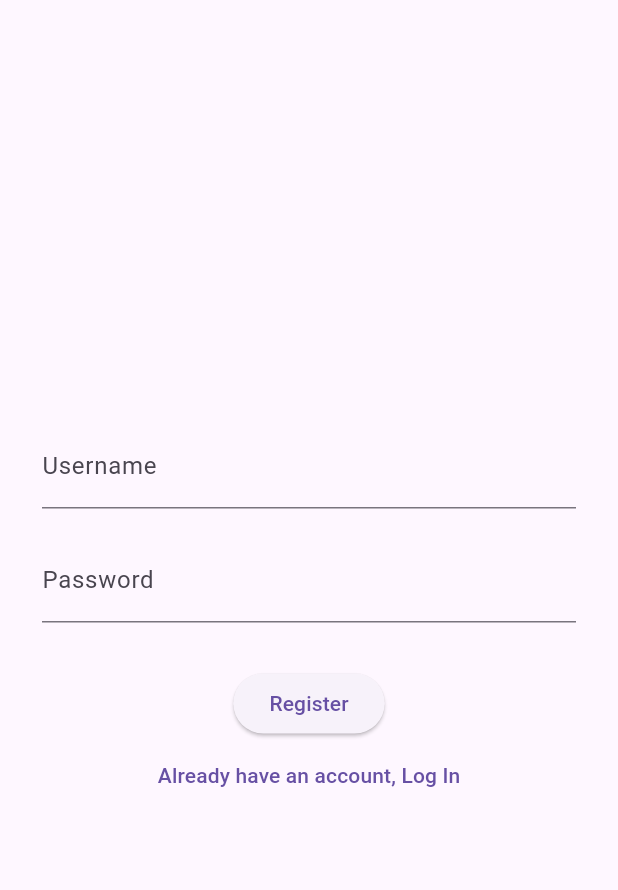
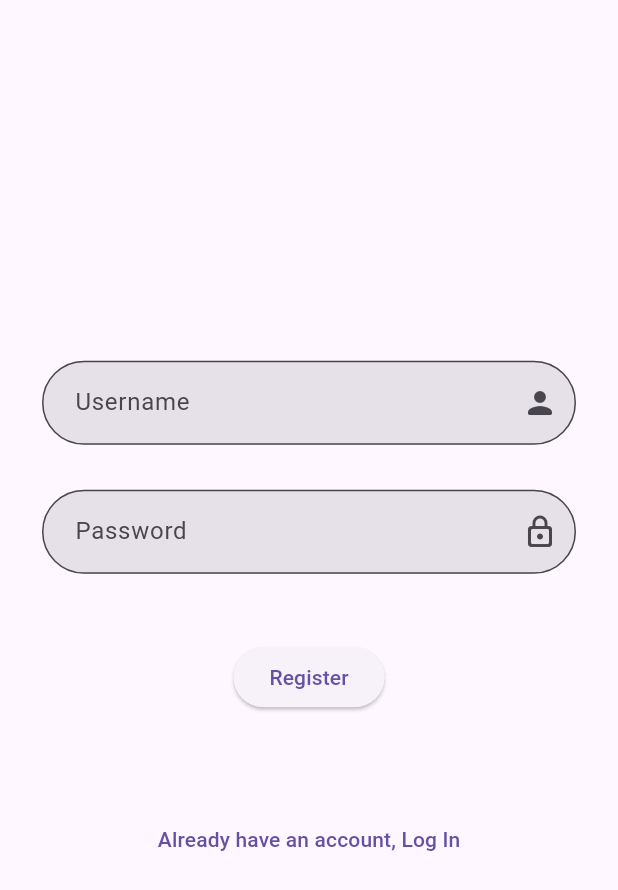
Before and after one commit to Kofi-Astro/decentralized_comm, a Flutter app: the screen it shows after launch, on a phone screen of 412 x 824 dp. Shown: the top 890 px of the screen. Run offline on Flutter 3.47's test engine with Material 3 defaults, Android fonts, the phone set to English and light mode, and no system bars; our stand-ins replace chat_bubbles, dio, shared_preferences.

Commit message:
refactored some portions of the client side

```diff
--- a/client/decentralized_comm_client/lib/core/config/api_routes.dart
+++ b/client/decentralized_comm_client/lib/core/config/api_routes.dart
@@ -1,8 +1,8 @@
 class ApiRoutes {
-  static const baseUrl = "http://127.0.0.1:5000";
+  static const String baseUrl = "http://192.168.0.50:5000";
 
   static const login = "/auth/login";
-  static const reqister = "/auth/register";
+  static const register = "/auth/register";
 
   static const message = "/message";
   static String messageById(String id) => "/message/$id";
--- a/client/decentralized_comm_client/lib/main.dart
+++ b/client/decentralized_comm_client/lib/main.dart
@@ -15,6 +15,7 @@ class MyApp extends StatelessWidget {
   @override
   Widget build(BuildContext context) {
     return MaterialApp(
+      title: 'Kalyx Chat',
       home: FutureBuilder(
         future: LocalUserService.getUser(),
         builder: (context, snapshot) {
--- a/client/decentralized_comm_client/lib/models/user.dart
+++ b/client/decentralized_comm_client/lib/models/user.dart
@@ -6,8 +6,8 @@ class User {
   User({required this.id, required this.username, required this.createdAt});
 
   factory User.fromJson(Map<String, dynamic> json) => User(
-    id       : json['id'],
-    username : json['username'],
+    id: json['id'],
+    username: json['username'],
     createdAt: json['created_at'],
   );
 
--- a/client/decentralized_comm_client/lib/screen/login.dart
+++ b/client/decentralized_comm_client/lib/screen/login.dart
@@ -1,3 +1,5 @@
+// ignore_for_file: use_build_context_synchronously
+
 import 'package:flutter/material.dart';
 
 import '../screen/chats.dart';
@@ -23,12 +25,21 @@ class _LoginScreenState extends State<LoginScreen> {
     required String label,
     required TextEditingController controller,
     bool obscureText = false,
+    Icon? suffixIcon,
   }) {
     return TextFormField(
       controller: controller,
       obscureText: obscureText,
 
-      decoration: InputDecoration(label: Text(label)),
+      decoration: InputDecoration(
+        label: Text(label),
+        border: OutlineInputBorder(
+          borderRadius: BorderRadius.circular(30),
+          gapPadding: 10,
+        ),
+        suffixIcon: suffixIcon,
+        filled: true,
+      ),
       validator: (value) {
         if (value == null || value.isEmpty) {
           return 'Input some data';
@@ -39,46 +50,18 @@ class _LoginScreenState extends State<LoginScreen> {
     );
   }
 
-  @override
-  Widget build(BuildContext context) {
-    return Scaffold(
-      body: Center(
-        child: SingleChildScrollView(
-          child: Container(
-            margin: EdgeInsets.all(18),
-            padding: EdgeInsets.all(10),
-            child: Form(
-              key: _formKey,
-              child: Column(
-                children: [
-                  _loginInputField(
-                    label: 'Username',
-                    controller: _usernameController,
-                  ),
-                  SizedBox(height: 20),
-                  _loginInputField(
-                    label: 'Password',
-                    controller: _passwordController,
-                    obscureText: true,
-                  ),
-                  SizedBox(height: 30),
-                  ElevatedButton(
+  ElevatedButton authButton(BuildContext context) {
+    return ElevatedButton(
       onPressed: () async {
         if (_formKey.currentState!.validate()) {
           final username = _usernameController.text.trim();
           final password = _passwordController.text.trim();
 
           if (_haveAccount == false) {
-                          final success = await ApiService().createUser(
-                            username,
-                            password,
-                          );
+            final success = await ApiService().createUser(username, password);
 
             if (success) {
-                            final user = await ApiService().loginUser(
-                              username,
-                              password,
-                            );
+              final user = await ApiService().loginUser(username, password);
               await LocalUserService.saveUser(user);
 
               if (!mounted) return;
@@ -90,16 +73,13 @@ class _LoginScreenState extends State<LoginScreen> {
               );
             } else {
               if (!mounted) return;
-                            ScaffoldMessenger.of(context).showSnackBar(
-                              SnackBar(content: Text('Failed to create user')),
-                            );
+              ScaffoldMessenger.of(
+                context,
+              ).showSnackBar(SnackBar(content: Text('Failed to create user')));
             }
           } else {
             try {
-                            final user = await ApiService().loginUser(
-                              username,
-                              password,
-                            );
+              final user = await ApiService().loginUser(username, password);
               await LocalUserService.saveUser(user);
               if (!mounted) return;
               Navigator.of(context).pushAndRemoveUntil(
@@ -108,16 +88,38 @@ class _LoginScreenState extends State<LoginScreen> {
               );
             } catch (e) {
               if (!mounted) return;
-                            ScaffoldMessenger.of(context).showSnackBar(
-                              SnackBar(content: Text('Invalid credentials')),
-                            );
+              ScaffoldMessenger.of(
+                context,
+              ).showSnackBar(SnackBar(content: Text('Invalid credentials')));
             }
           }
         }
       },
       child: Text(_haveAccount == true ? 'Login' : 'Register'),
+    );
+  }
+
+  Form formData(BuildContext context) {
+    return Form(
+      key: _formKey,
+      child: Column(
+        children: [
+          _loginInputField(
+            label: 'Username',
+            controller: _usernameController,
+            suffixIcon: Icon(Icons.person_rounded),
           ),
 
+          SizedBox(height: 30),
+          _loginInputField(
+            label: 'Password',
+            controller: _passwordController,
+            obscureText: true,
+            suffixIcon: Icon(Icons.lock_outline_rounded),
+          ),
+          SizedBox(height: 45),
+          authButton(context),
+          SizedBox(height: 60),
           TextButton(
             onPressed: () {
               if (_haveAccount == false) {
@@ -138,7 +140,18 @@ class _LoginScreenState extends State<LoginScreen> {
           ),
         ],
       ),
-            ),
+    );
+  }
+
+  @override
+  Widget build(BuildContext context) {
+    return Scaffold(
+      body: Center(
+        child: SingleChildScrollView(
+          child: Container(
+            margin: EdgeInsets.all(18),
+            padding: EdgeInsets.all(10),
+            child: formData(context),
           ),
         ),
       ),
--- a/client/decentralized_comm_client/lib/services/local_user.dart
+++ b/client/decentralized_comm_client/lib/services/local_user.dart
@@ -8,15 +8,15 @@ class LocalUserService {
 
   // ####### LOCAL SERVICE OF USER ################
   static Future<void> saveUser(User user) async {
-    final prefs = await SharedPreferences.getInstance();
-    await prefs.setInt(_userIdKey, user.id);
-    await prefs.setString(_usernameKey, user.username);
+    final pref = await SharedPreferences.getInstance();
+    await pref.setInt(_userIdKey, user.id);
+    await pref.setString(_usernameKey, user.username);
   }
 
   static Future<User?> getUser() async {
-    final prefs = await SharedPreferences.getInstance();
-    final id = prefs.getInt(_userIdKey);
-    final username = prefs.getString(_usernameKey);
+    final pref = await SharedPreferences.getInstance();
+    final id = pref.getInt(_userIdKey);
+    final username = pref.getString(_usernameKey);
 
     if (id == null || username == null) return null;
 
@@ -28,7 +28,7 @@ class LocalUserService {
   }
 
   static Future<void> clear() async {
-    final prefs = await SharedPreferences.getInstance();
-    await prefs.clear();
+    final pref = await SharedPreferences.getInstance();
+    await pref.clear();
   }
 }
--- a/client/decentralized_comm_client/pubspec.yaml
+++ b/client/decentralized_comm_client/pubspec.yaml
@@ -62,8 +62,8 @@ flutter:
   uses-material-design: true
 
   # To add assets to your application, add an assets section, like this:
-  # assets:
-  #   - images/a_dot_burr.jpeg
+  assets:
+    - assets/images/
   #   - images/a_dot_ham.jpeg
 
   # An image asset can refer to one or more resolution-specific "variants", see
```
Also changed, not shown: client/decentralized_comm_client/lib/screen/chatroom.dart (+0 -7 lines), client/decentralized_comm_client/lib/screen/chats.dart (+5 -2 lines), client/decentralized_comm_client/lib/services/api.dart (+9 -2 lines), client/decentralized_comm_client/lib/shared/pages/contacts.dart (+11 -22 lines), client/decentralized_comm_client/assets/images/img.jpeg (added), client/decentralized_comm_client/pubspec.lock, 6 other files. Lines whose indentation alone changed are shown as unchanged.
